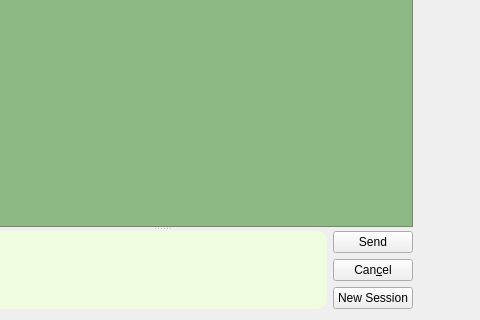
Before: the Qt Designer form ChatWidget.ui in asianirish/AI-Ronaut, drawn with Qt 5; both pictures show x 156 to 636 and y 237 to 557 of the 636 by 557 pixel window.
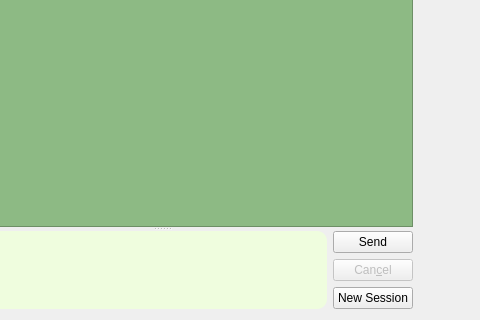
After: the same form once the commit is applied.

Commit message: set abortChatButton disabled by default

The edit to the form file:
```diff
--- a/ChatWidget.ui
+++ b/ChatWidget.ui
@@ -182,6 +182,9 @@
           </item>
           <item row="1" column="1">
            <widget class="QPushButton" name="abortChatButton">
+            <property name="enabled">
+             <bool>false</bool>
+            </property>
             <property name="toolTip">
              <string>Ctrl+C</string>
             </property>
```
